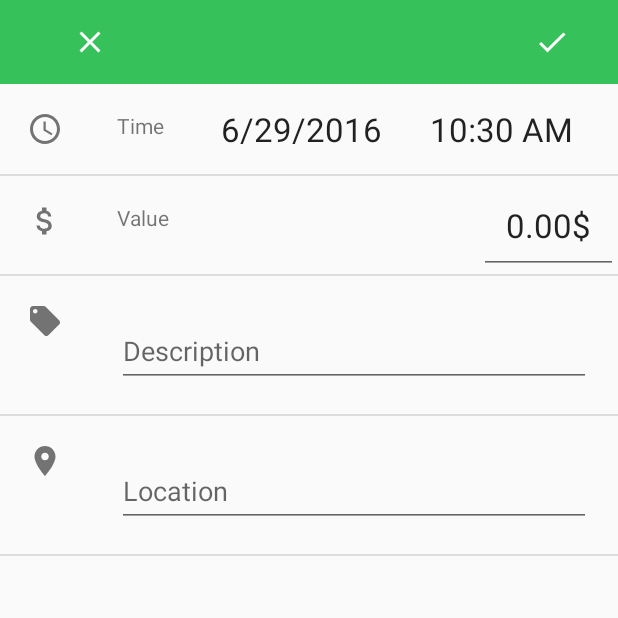
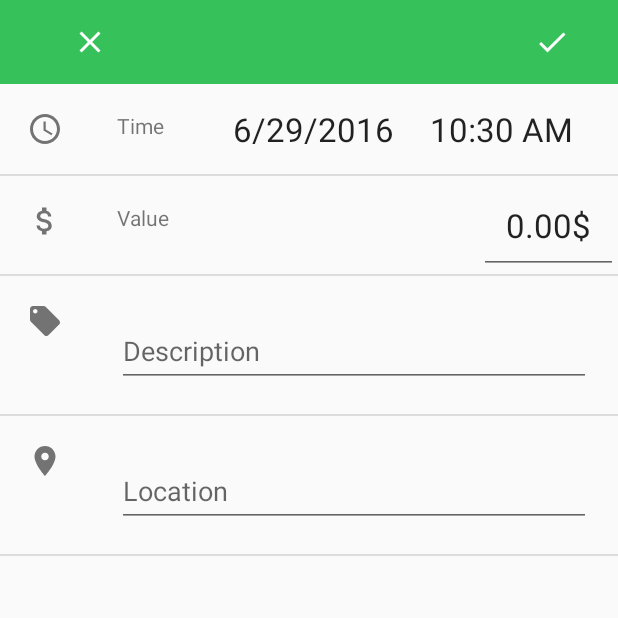
Before and after one commit to edawn/flow-android, an Android app: the TransactionEditActivity screen opened directly, with no data from a screen before it, on a phone screen of 412 x 824 dp, the top half of it. Run offline under Robolectric (Android 15) with nearby library versions, the phone set to English and light mode, and no system bars; libraries missing offline, so code that uses them is left out: org.slf4j.

Commit message:
Transaction Editor: Improve layout for narrower screens

```diff
--- a/app/src/main/res/layout/activity_transaction_edit.xml
+++ b/app/src/main/res/layout/activity_transaction_edit.xml
@@ -48,16 +48,12 @@
                     style="@style/TransactionEditorItemLabel"
                     android:text="@string/time" />
 
-                <LinearLayout style="@style/TransactionEditorItemActionTime">
+                <LinearLayout style="@style/TransactionEditorItemActionDateTime">
 
                     <de.bitmacht.workingtitle36.view.TimeView
                         android:id="@+id/date"
                         style="@style/TimeView_Button"
                         app:timeFormat="date" />
-
-                    <Space
-                        android:layout_width="8dp"
-                        android:layout_height="0px" />
 
                     <de.bitmacht.workingtitle36.view.TimeView
                         android:id="@+id/time"
--- a/app/src/main/res/values-w400dp/styles.xml
+++ b/app/src/main/res/values-w400dp/styles.xml
@@ -21,4 +21,8 @@
         <item name="android:gravity">center_vertical</item>
     </style>
 
+    <style name="TransactionEditorItemActionDateTime" parent="TransactionEditorItemActionTime">
+        <item name="android:orientation">horizontal</item>
+    </style>
+
 </resources>
--- a/app/src/main/res/values/styles.xml
+++ b/app/src/main/res/values/styles.xml
@@ -61,6 +61,11 @@
         <item name="android:layout_centerVertical">true</item>
         <item name="android:paddingTop">0dp</item>
         <item name="android:paddingBottom">0dp</item>
+        <item name="android:gravity">center_vertical|right|end</item>
+    </style>
+
+    <style name="TransactionEditorItemActionDateTime" parent="TransactionEditorItemActionTime">
+        <item name="android:orientation">vertical</item>
     </style>
 
     <style name="TransactionItem">
```
